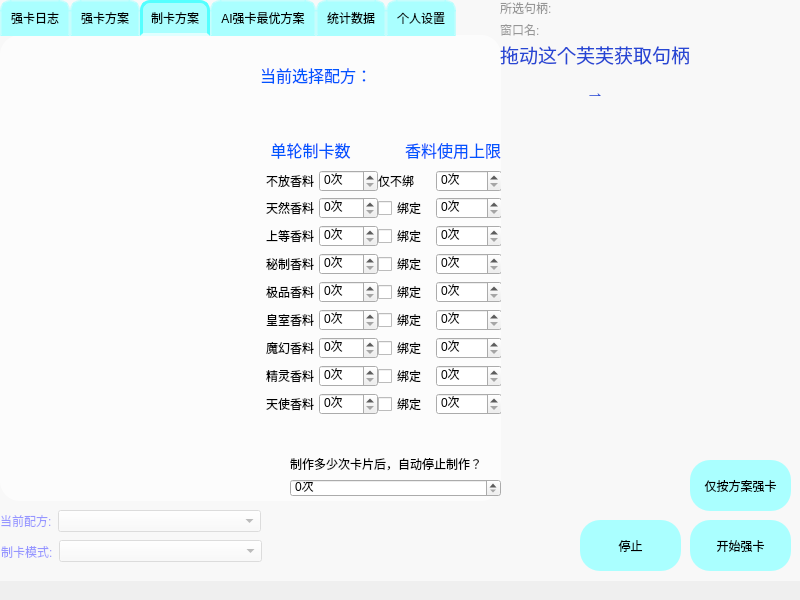
Old version of the form GUI/天知强卡器.ui in the repository a1929238/tenchi-cards-enhancer.
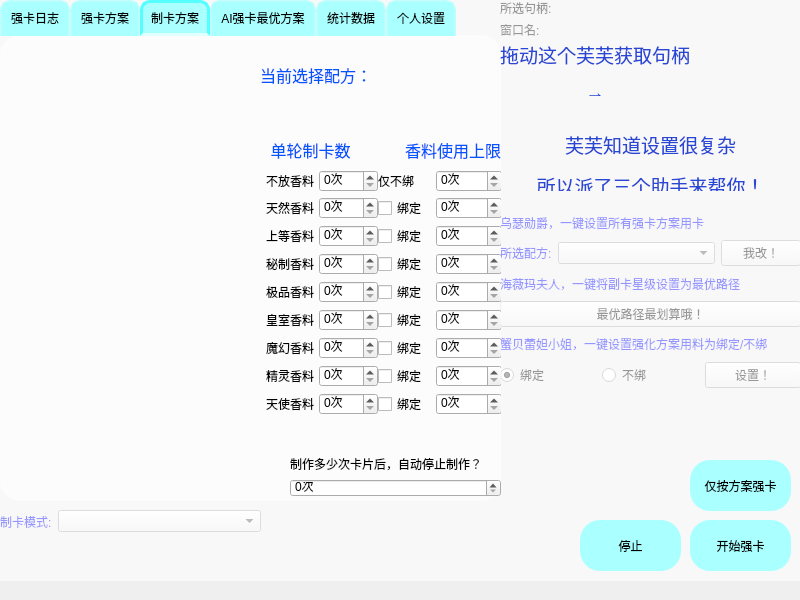
New version of the form. The open tabs and pages were chosen to show the change. Icons and pictures are not drawn. Custom widgets are drawn as their Qt base class.

Commit message: 0.2.0 继续改进强化方法和生产队列，以及增加了孤心沙龙的成员们

Diff of the .ui file:
```diff
--- a/GUI/天知强卡器.ui
+++ b/GUI/天知强卡器.ui
@@ -81,7 +81,7 @@
     }</string>
     </property>
     <property name="currentIndex">
-     <number>2</number>
+     <number>0</number>
     </property>
     <widget class="QWidget" name="tab_1">
      <property name="toolTip">
@@ -808,7 +808,7 @@
        <string>&lt;html&gt;&lt;head/&gt;&lt;body&gt;&lt;p&gt;&lt;span style=&quot; color:#0055ff;&quot;&gt;当前选择配方：&lt;/span&gt;&lt;/p&gt;&lt;/body&gt;&lt;/html&gt;</string>
       </property>
      </widget>
-     <widget class="QWidget" name="">
+     <widget class="QWidget" name="layoutWidget">
       <property name="geometry">
        <rect>
         <x>261</x>
@@ -1643,38 +1643,6 @@
      </item>
     </layout>
    </widget>
-   <widget class="QWidget" name="layoutWidget">
-    <property name="geometry">
-     <rect>
-      <x>0</x>
-      <y>510</y>
-      <width>261</width>
-      <height>23</height>
-     </rect>
-    </property>
-    <layout class="QFormLayout" name="formLayout">
-     <item row="0" column="0">
-      <widget class="QLabel" name="label_37">
-       <property name="enabled">
-        <bool>true</bool>
-       </property>
-       <property name="styleSheet">
-        <string notr="true">color: rgb(0, 0, 255);</string>
-       </property>
-       <property name="text">
-        <string>当前配方:</string>
-       </property>
-      </widget>
-     </item>
-     <item row="0" column="1">
-      <widget class="QComboBox" name="recipe_box">
-       <property name="toolTip">
-        <string>不要选自己没有的配方哦</string>
-       </property>
-      </widget>
-     </item>
-    </layout>
-   </widget>
    <widget class="QPushButton" name="stopbtn">
     <property name="geometry">
      <rect>
@@ -1695,33 +1663,11 @@
      <string>停止</string>
     </property>
    </widget>
-   <widget class="QWidget" name="frosted_layer" native="true">
-    <property name="enabled">
-     <bool>true</bool>
-    </property>
-    <property name="geometry">
-     <rect>
-      <x>0</x>
-      <y>0</y>
-      <width>800</width>
-      <height>600</height>
-     </rect>
-    </property>
-    <property name="sizePolicy">
-     <sizepolicy hsizetype="Maximum" vsizetype="Maximum">
-      <horstretch>0</horstretch>
-      <verstretch>0</verstretch>
-     </sizepolicy>
-    </property>
-    <property name="styleSheet">
-     <string notr="true">background-color: rgba(255, 255, 255, 150);</string>
-    </property>
-   </widget>
    <widget class="QWidget" name="layoutWidget">
     <property name="geometry">
      <rect>
-      <x>1</x>
-      <y>540</y>
+      <x>0</x>
+      <y>510</y>
       <width>261</width>
       <height>23</height>
      </rect>
@@ -1770,6 +1716,185 @@
      </item>
     </layout>
    </widget>
+   <widget class="QLabel" name="handle_tips_2">
+    <property name="geometry">
+     <rect>
+      <x>500</x>
+      <y>130</y>
+      <width>301</width>
+      <height>61</height>
+     </rect>
+    </property>
+    <property name="toolTip">
+     <string>还不快说谢谢芙芙~</string>
+    </property>
+    <property name="text">
+     <string>&lt;html&gt;&lt;head/&gt;&lt;body&gt;&lt;p align=&quot;center&quot;&gt;&lt;span style=&quot; font-size:14pt; color:#2747d4;&quot;&gt;芙芙知道设置很复杂&lt;/span&gt;&lt;/p&gt;&lt;p align=&quot;center&quot;&gt;&lt;span style=&quot; font-size:14pt; color:#2747d4;&quot;&gt;所以派了三个助手来帮你！&lt;/span&gt;&lt;/p&gt;&lt;/body&gt;&lt;/html&gt;</string>
+    </property>
+   </widget>
+   <widget class="QWidget" name="frosted_layer" native="true">
+    <property name="enabled">
+     <bool>true</bool>
+    </property>
+    <property name="geometry">
+     <rect>
+      <x>0</x>
+      <y>0</y>
+      <width>800</width>
+      <height>600</height>
+     </rect>
+    </property>
+    <property name="sizePolicy">
+     <sizepolicy hsizetype="Maximum" vsizetype="Maximum">
+      <horstretch>0</horstretch>
+      <verstretch>0</verstretch>
+     </sizepolicy>
+    </property>
+    <property name="styleSheet">
+     <string notr="true">background-color: rgba(255, 255, 255, 150);</string>
+    </property>
+   </widget>
+   <widget class="QWidget" name="">
+    <property name="geometry">
+     <rect>
+      <x>500</x>
+      <y>211</y>
+      <width>301</width>
+      <height>177</height>
+     </rect>
+    </property>
+    <layout class="QVBoxLayout" name="verticalLayout_3">
+     <item>
+      <widget class="QLabel" name="GentilhommeUsher_label">
+       <property name="enabled">
+        <bool>true</bool>
+       </property>
+       <property name="styleSheet">
+        <string notr="true">color: rgb(0, 0, 255);</string>
+       </property>
+       <property name="text">
+        <string>乌瑟勋爵，一键设置所有强卡方案用卡</string>
+       </property>
+      </widget>
+     </item>
+     <item>
+      <layout class="QHBoxLayout" name="horizontalLayout_29">
+       <item>
+        <widget class="QLabel" name="label_37">
+         <property name="enabled">
+          <bool>true</bool>
+         </property>
+         <property name="sizePolicy">
+          <sizepolicy hsizetype="Fixed" vsizetype="Preferred">
+           <horstretch>0</horstretch>
+           <verstretch>0</verstretch>
+          </sizepolicy>
+         </property>
+         <property name="styleSheet">
+          <string notr="true">color: rgb(0, 0, 255);</string>
+         </property>
+         <property name="text">
+          <string>所选配方:</string>
+         </property>
+        </widget>
+       </item>
+       <item>
+        <widget class="QComboBox" name="GentilhommeUsher_box">
+         <property name="toolTip">
+          <string>不要选自己没有的配方哦</string>
+         </property>
+        </widget>
+       </item>
+       <item>
+        <widget class="QPushButton" name="GentilhommeUsher_btn">
+         <property name="sizePolicy">
+          <sizepolicy hsizetype="Fixed" vsizetype="Fixed">
+           <horstretch>0</horstretch>
+           <verstretch>0</verstretch>
+          </sizepolicy>
+         </property>
+         <property name="text">
+          <string>我改！</string>
+         </property>
+        </widget>
+       </item>
+      </layout>
+     </item>
+     <item>
+      <widget class="QLabel" name="SurintendanteChevalmarin_label">
+       <property name="enabled">
+        <bool>true</bool>
+       </property>
+       <property name="styleSheet">
+        <string notr="true">color: rgb(0, 0, 255);</string>
+       </property>
+       <property name="text">
+        <string>海薇玛夫人，一键将副卡星级设置为最优路径</string>
+       </property>
+      </widget>
+     </item>
+     <item>
+      <widget class="QPushButton" name="SurintendanteChevalmarin_btn">
+       <property name="styleSheet">
+        <string notr="true"/>
+       </property>
+       <property name="text">
+        <string>最优路径最划算哦！</string>
+       </property>
+      </widget>
+     </item>
+     <item>
+      <widget class="QLabel" name="MademoiselleCrabaletta_label">
+       <property name="enabled">
+        <bool>true</bool>
+       </property>
+       <property name="styleSheet">
+        <string notr="true">color: rgb(0, 0, 255);</string>
+       </property>
+       <property name="text">
+        <string>&lt;html&gt;&lt;head/&gt;&lt;body&gt;&lt;p&gt;蟹贝蕾妲小姐，一键设置强化方案用料为绑定/不绑&lt;/p&gt;&lt;/body&gt;&lt;/html&gt;</string>
+       </property>
+      </widget>
+     </item>
+     <item>
+      <layout class="QHBoxLayout" name="horizontalLayout_30">
+       <item>
+        <widget class="QRadioButton" name="bind_radio_btn">
+         <property name="text">
+          <string>绑定</string>
+         </property>
+         <property name="checked">
+          <bool>true</bool>
+         </property>
+         <property name="autoRepeat">
+          <bool>true</bool>
+         </property>
+        </widget>
+       </item>
+       <item>
+        <widget class="QRadioButton" name="unbind_radio_btn">
+         <property name="text">
+          <string>不绑</string>
+         </property>
+         <property name="checked">
+          <bool>false</bool>
+         </property>
+         <property name="autoRepeat">
+          <bool>true</bool>
+         </property>
+        </widget>
+       </item>
+       <item>
+        <widget class="QPushButton" name="MademoiselleCrabaletta_btn">
+         <property name="text">
+          <string>设置！</string>
+         </property>
+        </widget>
+       </item>
+      </layout>
+     </item>
+    </layout>
+   </widget>
    <zorder>frosted_layer</zorder>
    <zorder>layoutWidget</zorder>
    <zorder>tabWidget</zorder>
@@ -1780,6 +1905,14 @@
    <zorder>layoutWidget</zorder>
    <zorder>layoutWidget</zorder>
    <zorder>stopbtn</zorder>
+   <zorder>handle_tips_2</zorder>
+   <zorder>GentilhommeUsher_label</zorder>
+   <zorder>GentilhommeUsher_btn</zorder>
+   <zorder>SurintendanteChevalmarin_label</zorder>
+   <zorder>MademoiselleCrabaletta_label</zorder>
+   <zorder>SurintendanteChevalmarin_btn</zorder>
+   <zorder>bind_radio_btn</zorder>
+   <zorder>unbind_radio_btn</zorder>
   </widget>
   <widget class="QStatusBar" name="statusBar">
    <property name="sizeGripEnabled">
```
The commit also changes 5 other files.
